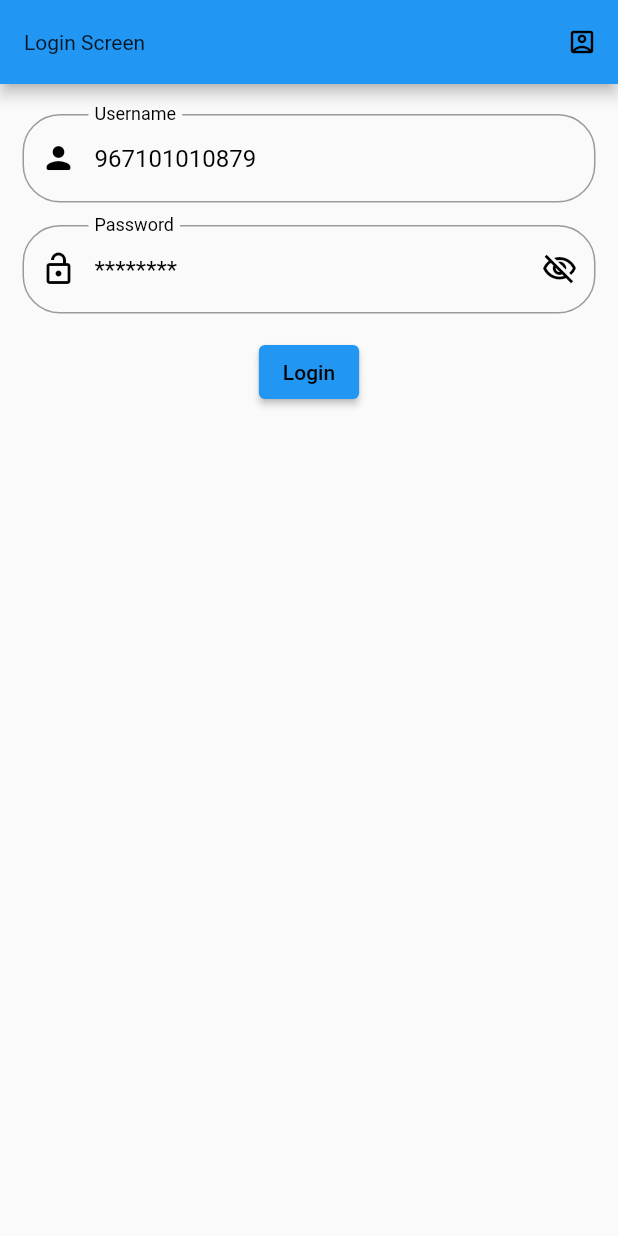
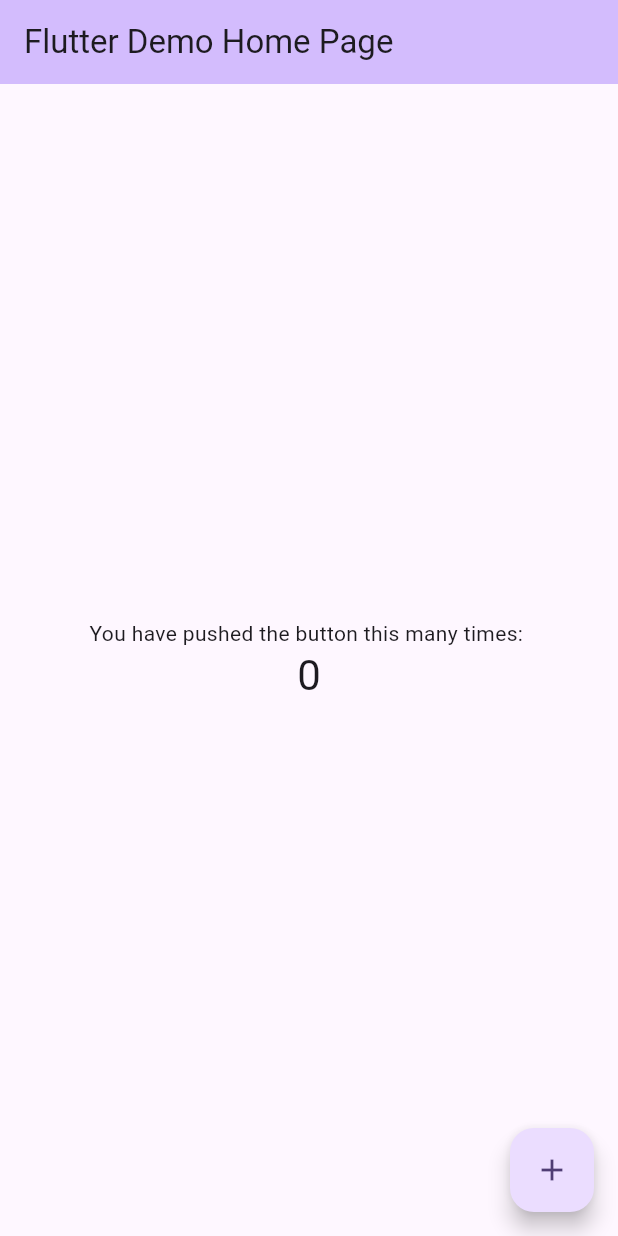
Before and after one commit to jyothishreddy18/CICD_DEMO, a Flutter app: the screen it shows after launch, on a phone screen of 412 x 824 dp. Run offline on Flutter 3.47's test engine with Material 2 defaults, Android fonts, the phone set to English and light mode, and no system bars; Roboto replaces fonts that are missing (PtcRegular).

Commit message:
initial CICD demo 16

```diff
--- a/lib/Views/Login.dart
+++ /dev/null
@@ -1,194 +0,0 @@
-// ignore_for_file: prefer_const_constructors, prefer_const_literals_to_create_immutables
-import 'dart:convert';
-import 'package:flutter/material.dart';
-import 'package:provider/provider.dart';
-
-// import '../Network/response/status.dart';
-// import '../ViewModel/auth_view_model.dart';
-class LoginScreen extends StatefulWidget {
-
-  @override
-  State<LoginScreen> createState() => _LoginScreenState();
-}
-
-class _LoginScreenState extends State<LoginScreen> {
-
-  final TextEditingController _usernameController = TextEditingController();
-  final FocusNode emailfocusNode = FocusNode();
-  final TextEditingController _passwordController = TextEditingController();
-  final FocusNode passwordFocusNode = FocusNode();
-  final ValueNotifier<bool> _obsecurePassword = ValueNotifier<bool>(true);
-
-  @override
-  void initState() {
-    _usernameController.text = "967101010879";
-    _passwordController.text = "Ptc@123\$";
-    super.initState();
-  }
-  @override
-  Widget build(BuildContext context) {
-    // final authViewModel = Provider.of<AuthViewModel>(context);
-    // var loginResponse = context.read<AuthViewModel>().loginResponse;
-    // var load = context.read<AuthViewModel>().loading;
-    // var loginResponse = authViewModel.loginResponse;
-    // var load = authViewModel.loading;
-    // if (loginResponse != null) {
-    //   if (loginResponse.status == Status.COMPLETED) {
-    //     var response = loginResponse.data;
-    //     if (kDebugMode) {
-    //       var token = response!.response!.result!.accessToken;
-    //       print(token);
-    //       // var accountId = response.response!.result!.accountId;
-    //       // print(accountId);
-    //       // var accountNumber = response.response!.result!.accountNumber;
-    //       // print(accountNumber);
-    //       // var email = response.response!.result!.email;
-    //       // print(email);
-    //       // var firstName = response.response!.result!.firstName;
-    //       // print(firstName);
-    //       // var mobileNo = response.response!.result!.loginId;
-    //       // print(mobileNo);
-    //       // var profileImage = response.response!.result!.profileImage;
-    //       // print(profileImage);
-    //       // var platForm = response.response!.result!.platform;
-    //       // print(platForm);
-    //       // var lastVisit = response.response!.result!.lastLoginTime;
-    //       // print(lastVisit);
-    //       // var lastName = response.response!.result!.lastName;
-    //       // print(lastName);
-    //     }
-    //   } else if (loginResponse.status == Status.ERROR) {
-    //     var errorMessage = loginResponse.message;
-    //     print(errorMessage);
-    //   }
-    // }
-    return Scaffold(
-      appBar: AppBar(
-        backgroundColor: Colors.blue,
-        title: const Text(
-          "Login Screen",
-          style: TextStyle(
-              fontSize: 14,
-              fontWeight: FontWeight.normal,
-              color: Colors.black87),
-        ),
-        actions: [
-          IconButton(
-              onPressed: () {
-                print("Pressing on icon");
-              },
-              icon: const Icon(
-                Icons.account_box_outlined,
-                color: Colors.black,
-                size: 20,
-              )),
-        ],
-      ),
-      body: SingleChildScrollView(
-        child: Padding(
-          padding:
-              const EdgeInsets.only(left: 15, right: 15, top: 20, bottom: 10),
-          child: Column(
-            children: [
-              TextFormField(
-                controller: _usernameController,
-                keyboardType: TextInputType.number,
-                focusNode: emailfocusNode,
-                enableSuggestions: true,
-                cursorColor: Colors.black,
-                style: const TextStyle(color: Colors.black),
-                decoration: InputDecoration(
-                    // hintText: 'Username',
-                    labelText: 'Username',
-                    labelStyle: TextStyle(
-                        fontFamily: 'PtcRegular', color: Colors.black),
-                    border: OutlineInputBorder(
-                      borderSide: BorderSide(
-                          color: Colors.black,
-                          style: BorderStyle.solid,
-                          width: 3),
-                      borderRadius: BorderRadius.circular(25),
-                    ),
-                    focusedBorder: OutlineInputBorder(
-                      borderSide: BorderSide(color: Colors.black12),
-                      borderRadius: BorderRadius.circular(25),
-                    ),
-                    prefixIcon: Icon(
-                      Icons.person_rounded,
-                      color: Colors.black,
-                    )),
-                onFieldSubmitted: (value) {
-                  FocusScope.of(context).requestFocus(passwordFocusNode);
-                },
-              ),
-              SizedBox(
-                height: 15,
-              ),
-              ValueListenableBuilder(
-                valueListenable: _obsecurePassword,
-                builder: (context, value, child) {
-                  return TextFormField(
-                    controller: _passwordController,
-                    obscureText: _obsecurePassword.value,
-                    focusNode: passwordFocusNode,
-                    keyboardType: TextInputType.visiblePassword,
-                    obscuringCharacter: "*",
-                    cursorColor: Colors.black,
-                    style:  TextStyle(color: Colors.black),
-                    decoration: InputDecoration(
-                      fillColor: Colors.black,
-                      // iconColor: Colors.black,
-                      border: OutlineInputBorder(
-                        borderSide: BorderSide(color: Colors.black),
-                        borderRadius: BorderRadius.circular(25),
-                      ),
-                      focusedBorder: OutlineInputBorder(
-                        borderSide: BorderSide(color: Colors.blue),
-                        borderRadius: BorderRadius.circular(25),
-                      ),
-                      // hintText: 'Password',
-                      labelText: 'Password',
-                      labelStyle: TextStyle(
-                          fontFamily: 'PtcRegular', color: Colors.black),
-                      prefixIcon: Icon(
-                        Icons.lock_open_outlined,
-                        color: Colors.black,
-                      ),
-                      suffixIcon: InkWell(
-                          onTap: () {
-                            _obsecurePassword.value = !_obsecurePassword.value;
-                          },
-                          child: Icon(
-                            _obsecurePassword.value
-                                ? Icons.visibility_off_outlined
-                                : Icons.visibility_outlined,
-                            color: Colors.black,
-                          )),
-                    ),
-                  );
-                },
-              ),
-              SizedBox(
-                height: 15,
-              ),
-              ElevatedButton(
-                  onPressed: () {
-                    print("Login button pressing");
-                    var data = jsonEncode({
-                      "msisdn": _usernameController.text,
-                      "password": _passwordController.text,
-                      "source": "app"
-                    });
-                    // authViewModel.loginApi(data, context);
-                  },
-                  child: Text(
-                    "Login",
-                    style: TextStyle(color: Colors.black),
-                  ))
-            ],
-          ),
-        ),
-      ),
-    );
-  }
-}
--- a/lib/main.dart
+++ b/lib/main.dart
@@ -1,17 +1,128 @@
 import 'package:flutter/material.dart';
-import 'package:provider/provider.dart';
-import 'Views/Login.dart';
+
 void main() {
-  runApp(MyApp());
+  runApp(const MyApp());
 }
 
 class MyApp extends StatelessWidget {
+
+  const MyApp({Key? superKey});
+
+
+
+  // This widget is the root of your application.
   @override
   Widget build(BuildContext context) {
     return MaterialApp(
-      debugShowCheckedModeBanner: false,
       title: 'Flutter Demo',
-      home: LoginScreen(),
+      theme: ThemeData(
+        // This is the theme of your application.
+        //
+        // TRY THIS: Try running your application with "flutter run". You'll see
+        // the application has a blue toolbar. Then, without quitting the app,
+        // try changing the seedColor in the colorScheme below to Colors.green
+        // and then invoke "hot reload" (save your changes or press the "hot
+        // reload" button in a Flutter-supported IDE, or press "r" if you used
+        // the command line to start the app).
+        //
+        // Notice that the counter didn't reset back to zero; the application
+        // state is not lost during the reload. To reset the state, use hot
+        // restart instead.
+        //
+        // This works for code too, not just values: Most code changes can be
+        // tested with just a hot reload.
+        colorScheme: ColorScheme.fromSeed(seedColor: Colors.deepPurple),
+        useMaterial3: true,
+      ),
+      home: const MyHomePage(title: 'Flutter Demo Home Page'),
     );
   }
 }
+
+class MyHomePage extends StatefulWidget {
+  const MyHomePage({Key? key, required this.title});
+
+  // This widget is the home page of your application. It is stateful, meaning
+  // that it has a State object (defined below) that contains fields that affect
+  // how it looks.
+
+  // This class is the configuration for the state. It holds the values (in this
+  // case the title) provided by the parent (in this case the App widget) and
+  // used by the build method of the State. Fields in a Widget subclass are
+  // always marked "final".
+
+  final String title;
+
+  @override
+  State<MyHomePage> createState() => _MyHomePageState();
+}
+
+class _MyHomePageState extends State<MyHomePage> {
+  int _counter = 0;
+
+  void _incrementCounter() {
+    setState(() {
+      // This call to setState tells the Flutter framework that something has
+      // changed in this State, which causes it to rerun the build method below
+      // so that the display can reflect the updated values. If we changed
+      // _counter without calling setState(), then the build method would not be
+      // called again, and so nothing would appear to happen.
+      _counter++;
+    });
+  }
+
+  @override
+  Widget build(BuildContext context) {
+    // This method is rerun every time setState is called, for instance as done
+    // by the _incrementCounter method above.
+    //
+    // The Flutter framework has been optimized to make rerunning build methods
+    // fast, so that you can just rebuild anything that needs updating rather
+    // than having to individually change instances of widgets.
+    return Scaffold(
+      appBar: AppBar(
+        // TRY THIS: Try changing the color here to a specific color (to
+        // Colors.amber, perhaps?) and trigger a hot reload to see the AppBar
+        // change color while the other colors stay the same.
+        backgroundColor: Theme.of(context).colorScheme.inversePrimary,
+        // Here we take the value from the MyHomePage object that was created by
+        // the App.build method, and use it to set our appbar title.
+        title: Text(widget.title),
+      ),
+      body: Center(
+        // Center is a layout widget. It takes a single child and positions it
+        // in the middle of the parent.
+        child: Column(
+          // Column is also a layout widget. It takes a list of children and
+          // arranges them vertically. By default, it sizes itself to fit its
+          // children horizontally, and tries to be as tall as its parent.
+          //
+          // Column has various properties to control how it sizes itself and
+          // how it positions its children. Here we use mainAxisAlignment to
+          // center the children vertically; the main axis here is the vertical
+          // axis because Columns are vertical (the cross axis would be
+          // horizontal).
+          //
+          // TRY THIS: Invoke "debug painting" (choose the "Toggle Debug Paint"
+          // action in the IDE, or press "p" in the console), to see the
+          // wireframe for each widget.
+          mainAxisAlignment: MainAxisAlignment.center,
+          children: <Widget>[
+            const Text(
+              'You have pushed the button this many times: ',
+            ),
+            Text(
+              '$_counter',
+              style: Theme.of(context).textTheme.headlineMedium,
+            ),
+          ],
+        ),
+      ),
+      floatingActionButton: FloatingActionButton(
+        onPressed: _incrementCounter,
+        tooltip: 'Increment',
+        child: const Icon(Icons.add),
+      ), // This trailing comma makes auto-formatting nicer for build methods.
+    );
+  }
+}
```
Also changed, not shown: 1 other file.
